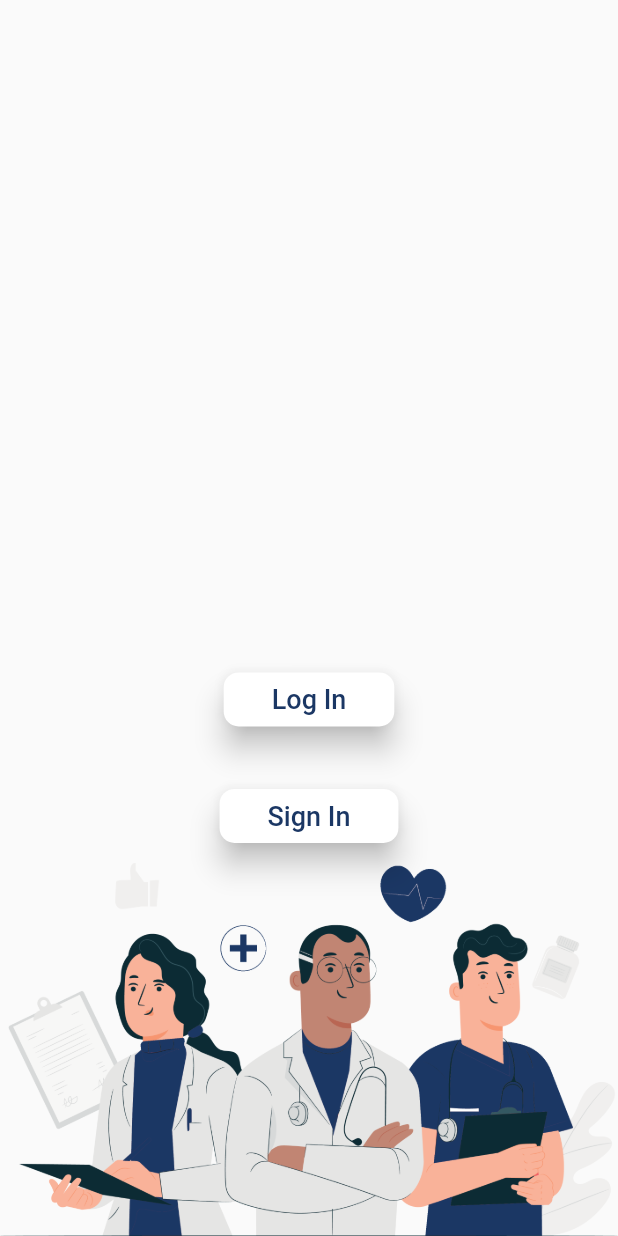
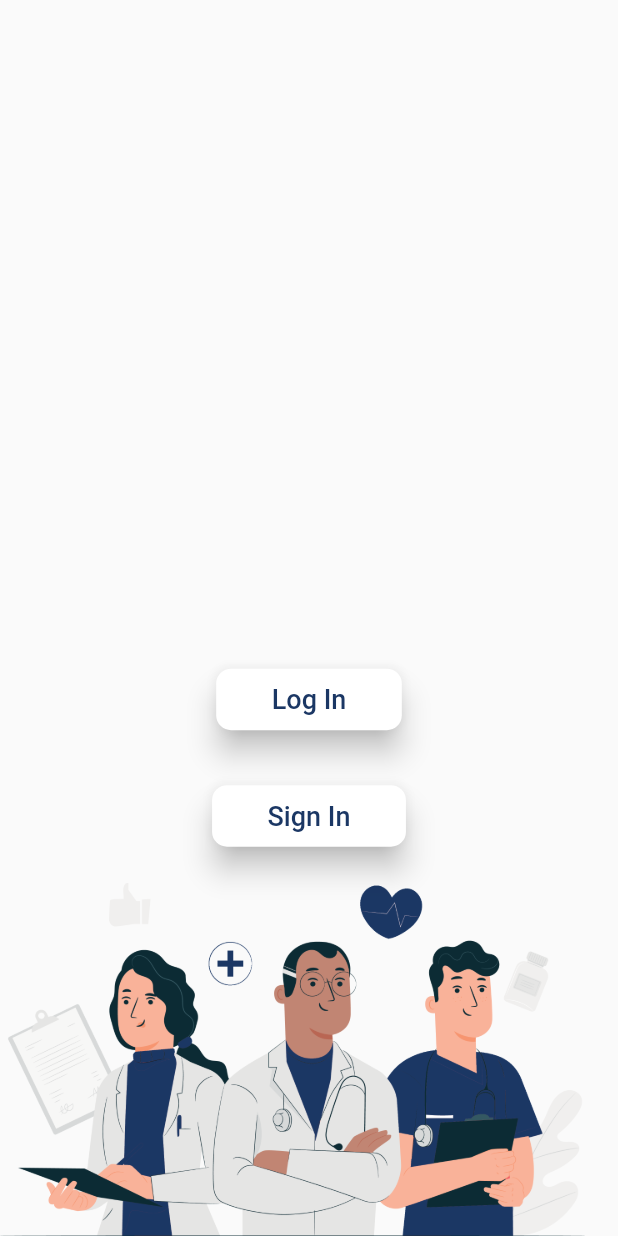
Before and after one commit to Singh-Shivani/Voice_Prescription, a Flutter app: the screen it shows after launch, on a phone screen of 412 x 824 dp. Run offline on Flutter 3.47's test engine with Material 2 defaults, Android fonts, the phone set to English and light mode, and no system bars.

Commit message:
register page done except animation!

```diff
--- a/lib/main.dart
+++ b/lib/main.dart
@@ -16,6 +16,7 @@ class MyApp extends StatelessWidget {
               children: <Widget>[
                 Container(
                   child: Image.asset('images/3568983.png'),
+                  width: 390,
                   alignment: Alignment(0, 1),
                 ),
                 Align(
@@ -24,7 +25,8 @@ class MyApp extends StatelessWidget {
                     onPressed: () {},
                     color: Colors.white,
                     textColor: Colors.black,
-                    padding: EdgeInsets.only(left: 32, right: 32),
+                    padding: EdgeInsets.only(
+                        left: 37, right: 37, top: 10, bottom: 10),
                     elevation: 8,
                     shape: RoundedRectangleBorder(
                       borderRadius: BorderRadius.circular(10),
@@ -42,7 +44,8 @@ class MyApp extends StatelessWidget {
                     onPressed: () {},
                     color: Colors.white,
                     textColor: Colors.black,
-                    padding: EdgeInsets.only(left: 32, right: 32),
+                    padding: EdgeInsets.only(
+                        left: 37, right: 37, top: 10, bottom: 10),
                     elevation: 8,
                     shape: RoundedRectangleBorder(
                       borderRadius: BorderRadius.circular(10),
```
